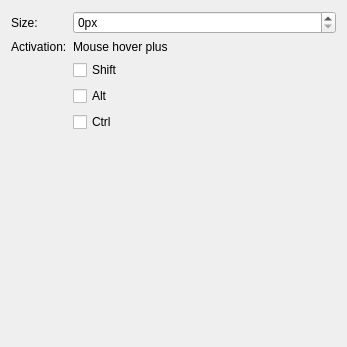
Qt form src/settings/ThumbnailsSettings.ui (KDE/konsole) before a commit.
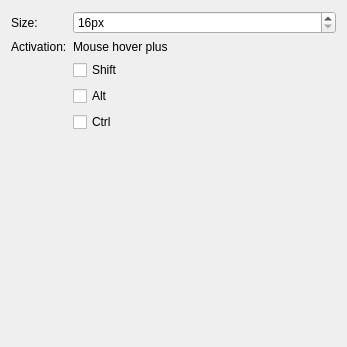
The same form after that commit.

Commit message: Set a minimum thumbnail size

Patch:
```diff
--- a/src/settings/ThumbnailsSettings.ui
+++ b/src/settings/ThumbnailsSettings.ui
@@ -23,6 +23,9 @@
      <property name="suffix">
       <string>px</string>
      </property>
+     <property name="minimum">
+      <number>16</number>
+     </property>
      <property name="maximum">
       <number>1024</number>
      </property>
```
